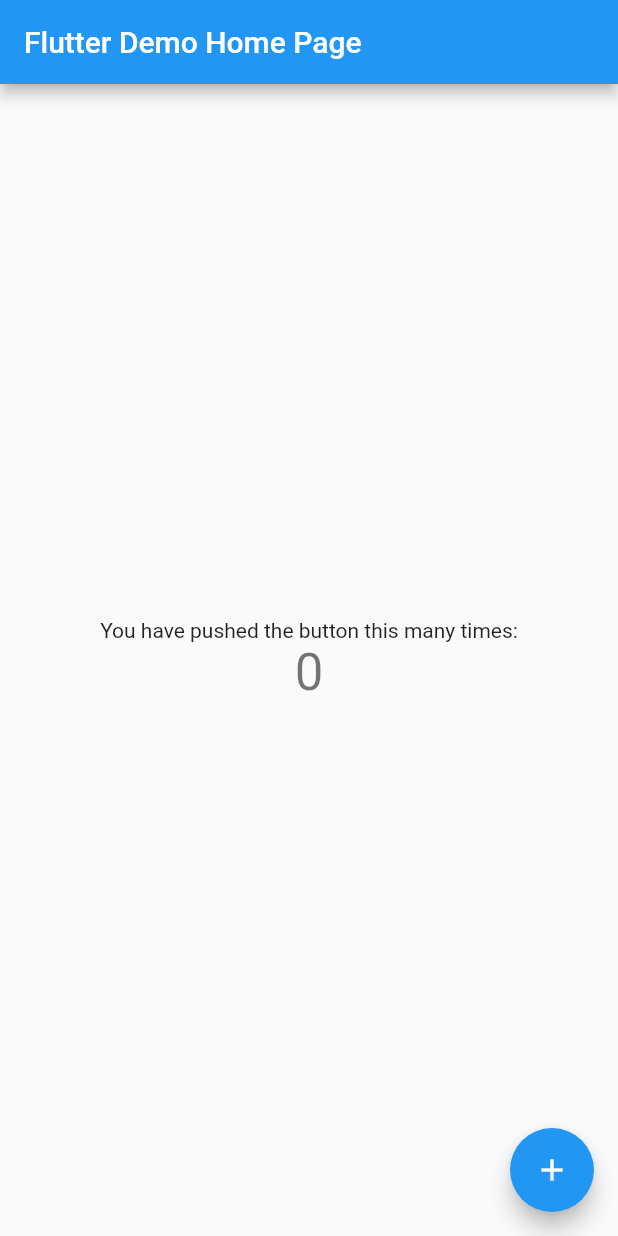
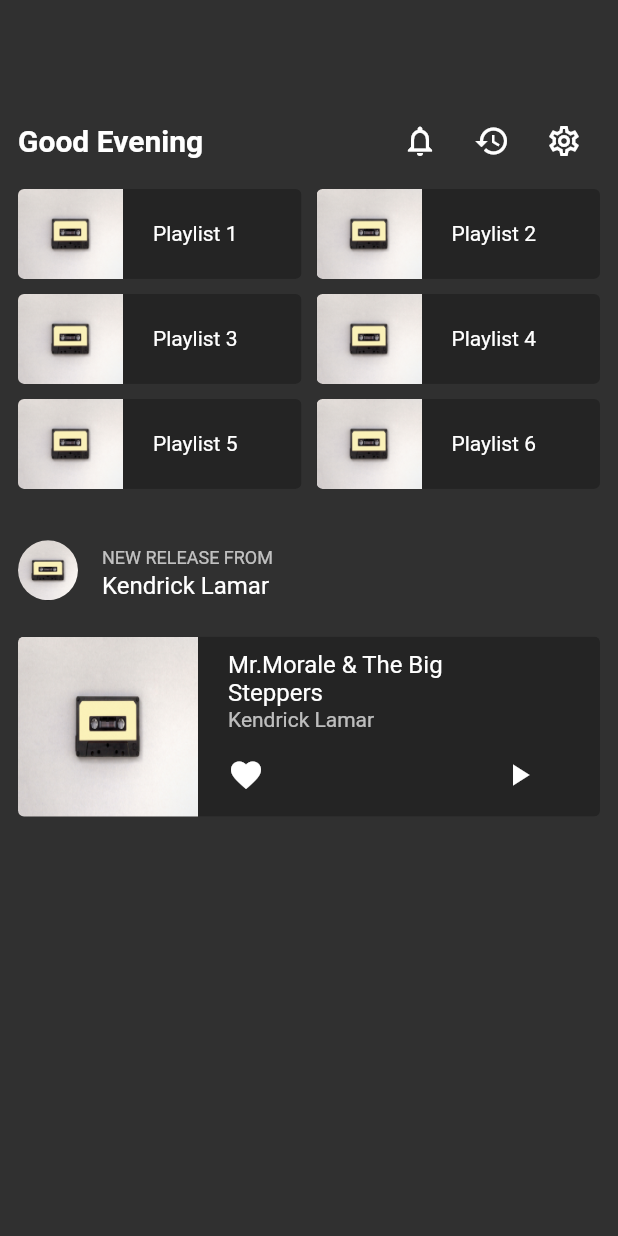
Before and after one commit to feyzforall/spotify-clone, a Flutter app: the screen it shows after launch, on a phone screen of 412 x 824 dp. Run offline on Flutter 3.47's test engine with Material 2 defaults, Android fonts, the phone set to English and light mode, and no system bars.

Commit message:
completed home mini playlists and new release

```diff
--- /dev/null
+++ b/lib/const/assets.dart
@@ -0,0 +1,5 @@
+class Assets {
+  Assets._();
+
+  static const String placeholder = 'assets/placeholder.jpg';
+}
--- /dev/null
+++ b/lib/const/dimensions.dart
@@ -0,0 +1,7 @@
+import 'package:flutter/material.dart';
+
+class Dimensions {
+  Dimensions._();
+
+  static const EdgeInsets pagePadding = EdgeInsets.all(12.0);
+}
--- a/lib/main.dart
+++ b/lib/main.dart
@@ -1,115 +1,21 @@
 import 'package:flutter/material.dart';
 
-void main() {
-  runApp(const MyApp());
-}
+import 'presentation/pages/home/home_screen.dart';
+
+void main() => runApp(MyApp());
 
 class MyApp extends StatelessWidget {
   const MyApp({Key? key}) : super(key: key);
 
-  // This widget is the root of your application.
   @override
   Widget build(BuildContext context) {
     return MaterialApp(
-      title: 'Flutter Demo',
-      theme: ThemeData(
-        // This is the theme of your application.
-        //
-        // Try running your application with "flutter run". You'll see the
-        // application has a blue toolbar. Then, without quitting the app, try
-        // changing the primarySwatch below to Colors.green and then invoke
-        // "hot reload" (press "r" in the console where you ran "flutter run",
-        // or simply save your changes to "hot reload" in a Flutter IDE).
-        // Notice that the counter didn't reset back to zero; the application
-        // is not restarted.
-        primarySwatch: Colors.blue,
+      title: 'Material App',
+      theme: ThemeData.dark(),
+      debugShowCheckedModeBanner: false,
+      home: const Scaffold(
+        body: HomeScreen(),
       ),
-      home: const MyHomePage(title: 'Flutter Demo Home Page'),
     );
   }
 }
-
-class MyHomePage extends StatefulWidget {
-  const MyHomePage({Key? key, required this.title}) : super(key: key);
-
-  // This widget is the home page of your application. It is stateful, meaning
-  // that it has a State object (defined below) that contains fields that affect
-  // how it looks.
-
-  // This class is the configuration for the state. It holds the values (in this
-  // case the title) provided by the parent (in this case the App widget) and
-  // used by the build method of the State. Fields in a Widget subclass are
-  // always marked "final".
-
-  final String title;
-
-  @override
-  State<MyHomePage> createState() => _MyHomePageState();
-}
-
-class _MyHomePageState extends State<MyHomePage> {
-  int _counter = 0;
-
-  void _incrementCounter() {
-    setState(() {
-      // This call to setState tells the Flutter framework that something has
-      // changed in this State, which causes it to rerun the build method below
-      // so that the display can reflect the updated values. If we changed
-      // _counter without calling setState(), then the build method would not be
-      // called again, and so nothing would appear to happen.
-      _counter++;
-    });
-  }
-
-  @override
-  Widget build(BuildContext context) {
-    // This method is rerun every time setState is called, for instance as done
-    // by the _incrementCounter method above.
-    //
-    // The Flutter framework has been optimized to make rerunning build methods
-    // fast, so that you can just rebuild anything that needs updating rather
-    // than having to individually change instances of widgets.
-    return Scaffold(
-      appBar: AppBar(
-        // Here we take the value from the MyHomePage object that was created by
-        // the App.build method, and use it to set our appbar title.
-        title: Text(widget.title),
-      ),
-      body: Center(
-        // Center is a layout widget. It takes a single child and positions it
-        // in the middle of the parent.
-        child: Column(
-          // Column is also a layout widget. It takes a list of children and
-          // arranges them vertically. By default, it sizes itself to fit its
-          // children horizontally, and tries to be as tall as its parent.
-          //
-          // Invoke "debug painting" (press "p" in the console, choose the
-          // "Toggle Debug Paint" action from the Flutter Inspector in Android
-          // Studio, or the "Toggle Debug Paint" command in Visual Studio Code)
-          // to see the wireframe for each widget.
-          //
-          // Column has various properties to control how it sizes itself and
-          // how it positions its children. Here we use mainAxisAlignment to
-          // center the children vertically; the main axis here is the vertical
-          // axis because Columns are vertical (the cross axis would be
-          // horizontal).
-          mainAxisAlignment: MainAxisAlignment.center,
-          children: <Widget>[
-            const Text(
-              'You have pushed the button this many times:',
-            ),
-            Text(
-              '$_counter',
-              style: Theme.of(context).textTheme.headline4,
-            ),
-          ],
-        ),
-      ),
-      floatingActionButton: FloatingActionButton(
-        onPressed: _incrementCounter,
-        tooltip: 'Increment',
-        child: const Icon(Icons.add),
-      ), // This trailing comma makes auto-formatting nicer for build methods.
-    );
-  }
-}
--- /dev/null
+++ b/lib/presentation/pages/home/home_screen.dart
@@ -0,0 +1,55 @@
+import 'package:flutter/material.dart';
+import 'package:spotifyclone/const/assets.dart';
+
+import '../../../const/dimensions.dart';
+import '../../widgets/mini_playlist_card.dart';
+
+part 'home_screen_widgets.dart';
+
+class HomeScreen extends StatefulWidget {
+  const HomeScreen({Key? key}) : super(key: key);
+
+  @override
+  State<HomeScreen> createState() => _HomeScreenState();
+}
+
+class _HomeScreenState extends State<HomeScreen> {
+  @override
+  Widget build(BuildContext context) {
+    return SingleChildScrollView(
+      child: Padding(
+        padding: Dimensions.pagePadding,
+        child: Column(
+          children: [
+            SizedBox(height: MediaQuery.of(context).size.height * 0.07),
+            const HomeHeadline(),
+            SizedBox(height: MediaQuery.of(context).size.height * 0.01),
+            const SizedBox(
+              height: 210,
+              child: MiniPlaylistGrid(),
+            ),
+            SizedBox(height: MediaQuery.of(context).size.height * 0.01),
+            ListTile(
+              contentPadding: EdgeInsets.zero,
+              title: Text(
+                'NEW RELEASE FROM',
+                style: Theme.of(context).textTheme.caption,
+              ),
+              subtitle: Text(
+                'Kendrick Lamar',
+                style: Theme.of(context).textTheme.subtitle1,
+              ),
+              leading: const CircleAvatar(
+                foregroundImage: AssetImage(
+                  Assets.placeholder,
+                ),
+              ),
+            ),
+            SizedBox(height: MediaQuery.of(context).size.height * 0.01),
+            const NewReleaseCard()
+          ],
+        ),
+      ),
+    );
+  }
+}
--- /dev/null
+++ b/lib/presentation/pages/home/home_screen_widgets.dart
@@ -0,0 +1,107 @@
+part of 'home_screen.dart';
+
+class HomeHeadline extends StatelessWidget {
+  const HomeHeadline({
+    Key? key,
+  }) : super(key: key);
+
+  @override
+  Widget build(BuildContext context) {
+    return Row(
+      mainAxisAlignment: MainAxisAlignment.spaceBetween,
+      children: [
+        Text(
+          'Good Evening',
+          style: Theme.of(context).textTheme.headline6!.copyWith(
+                fontWeight: FontWeight.w600,
+              ),
+        ),
+        Row(
+          children: [
+            IconButton(onPressed: () {}, icon: const Icon(Icons.notifications_outlined)),
+            IconButton(onPressed: () {}, icon: const Icon(Icons.history_outlined)),
+            IconButton(onPressed: () {}, icon: const Icon(Icons.settings_outlined)),
+          ],
+        )
+      ],
+    );
+  }
+}
+
+class MiniPlaylistGrid extends StatelessWidget {
+  const MiniPlaylistGrid({
+    Key? key,
+  }) : super(key: key);
+
+  @override
+  Widget build(BuildContext context) {
+    return GridView.builder(
+      padding: EdgeInsets.zero,
+      shrinkWrap: false,
+      physics: const NeverScrollableScrollPhysics(),
+      gridDelegate: const SliverGridDelegateWithFixedCrossAxisCount(
+        mainAxisSpacing: 10,
+        crossAxisSpacing: 10,
+        mainAxisExtent: 60,
+        crossAxisCount: 2,
+      ),
+      itemCount: 6,
+      itemBuilder: (BuildContext context, int index) {
+        return MiniPlaylistCard(index: index);
+      },
+    );
+  }
+}
+
+class NewReleaseCard extends StatelessWidget {
+  const NewReleaseCard({
+    Key? key,
+  }) : super(key: key);
+
+  @override
+  Widget build(BuildContext context) {
+    return ClipRRect(
+      borderRadius: BorderRadius.circular(4.0),
+      child: Container(
+        height: 120,
+        child: Row(
+          children: [
+            Image.asset(
+              Assets.placeholder,
+              width: 120,
+              height: 120,
+              fit: BoxFit.fill,
+            ),
+            const SizedBox(width: 20),
+            Column(
+              children: [
+                SizedBox(
+                  width: MediaQuery.of(context).size.width * 0.5,
+                  child: const ListTile(
+                    contentPadding: EdgeInsets.zero,
+                    title: Text('Mr.Morale & The Big Steppers'),
+                    subtitle: Text('Kendrick Lamar'),
+                  ),
+                ),
+                SizedBox(height: MediaQuery.of(context).size.height * 0.01),
+                SizedBox(
+                  width: MediaQuery.of(context).size.width * 0.5,
+                  child: Row(
+                    mainAxisAlignment: MainAxisAlignment.spaceBetween,
+                    children: const [
+                      Icon(Icons.favorite),
+                      Icon(Icons.play_arrow),
+                    ],
+                  ),
+                )
+              ],
+            )
+          ],
+        ),
+        decoration: const BoxDecoration(
+          color: Colors.black26,
+        ),
+      ),
+    );
+  }
+}
--- /dev/null
+++ b/lib/presentation/widgets/mini_playlist_card.dart
@@ -0,0 +1,36 @@
+import 'package:flutter/material.dart';
+
+import '../../const/assets.dart';
+
+class MiniPlaylistCard extends StatelessWidget {
+  const MiniPlaylistCard({
+    Key? key,
+    required this.index,
+  }) : super(key: key);
+
+  final int index;
+
+  @override
+  Widget build(BuildContext context) {
+    return ClipRRect(
+      borderRadius: BorderRadius.circular(4.0),
+      child: Container(
+        child: Row(
+          children: [
+            Image.asset(
+              Assets.placeholder,
+              width: 70,
+              height: 100,
+              fit: BoxFit.fill,
+            ),
+            const SizedBox(width: 20),
+            Text('Playlist ${index + 1}'),
+          ],
+        ),
+        decoration: const BoxDecoration(
+          color: Colors.black26,
+        ),
+      ),
+    );
+  }
+}
```
Also changed, not shown: pubspec.yaml (+4 -4 lines), assets/placeholder.jpg (added), pubspec.lock, 3 other files.
